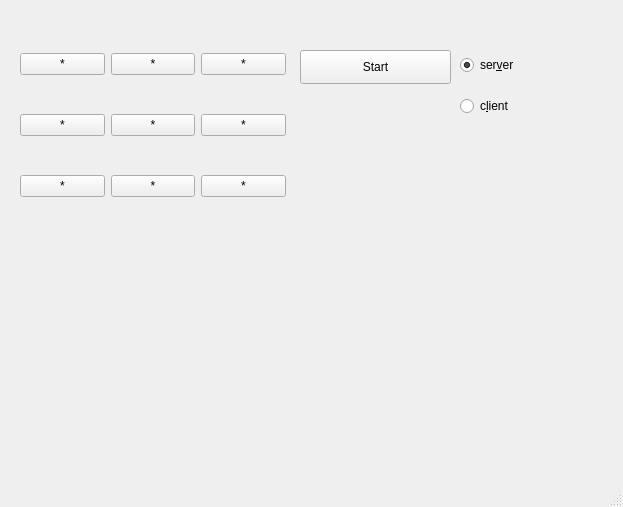
The window that tictactoe/mainwindow.ui (Vdimir/cpad-lab) describes before a commit, drawn with Qt 5.
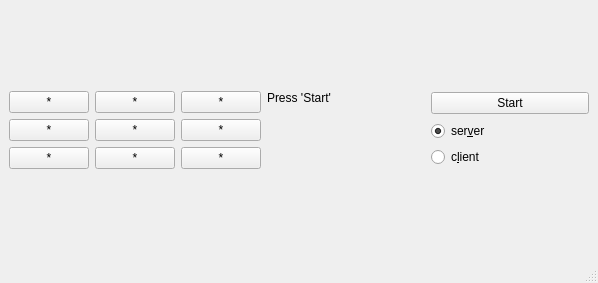
The same window after the commit.

```diff
--- a/tictactoe/mainwindow.ui
+++ b/tictactoe/mainwindow.ui
@@ -6,23 +6,18 @@
    <rect>
     <x>0</x>
     <y>0</y>
-    <width>623</width>
-    <height>507</height>
+    <width>598</width>
+    <height>283</height>
    </rect>
   </property>
   <property name="windowTitle">
    <string>MainWindow</string>
   </property>
   <widget class="QWidget" name="centralwidget">
-   <widget class="QWidget" name="gridLayoutWidget">
-    <property name="geometry">
-     <rect>
-      <x>20</x>
-      <y>20</y>
-      <width>266</width>
-      <height>211</height>
-     </rect>
-    </property>
+   <layout class="QGridLayout" name="gridLayout_2">
+    <item row="0" column="0">
+     <layout class="QHBoxLayout" name="horizontalLayout">
+      <item>
     <layout class="QGridLayout" name="gridLayout">
      <item row="0" column="0">
       <widget class="QPushButton" name="pushButton_10">
@@ -32,14 +27,7 @@
       </widget>
      </item>
      <item row="2" column="0">
-      <widget class="QPushButton" name="pushButton_3">
-       <property name="text">
-        <string>*</string>
-       </property>
-      </widget>
-     </item>
-     <item row="0" column="1">
-      <widget class="QPushButton" name="pushButton_4">
+         <widget class="QPushButton" name="fieldBtn6">
        <property name="text">
         <string>*</string>
        </property>
@@ -81,23 +69,44 @@
       </widget>
      </item>
      <item row="1" column="1">
-      <widget class="QPushButton" name="pushButton_5">
+         <widget class="QPushButton" name="fieldBtn4">
+          <property name="text">
+           <string>*</string>
+          </property>
+         </widget>
+        </item>
+        <item row="0" column="1">
+         <widget class="QPushButton" name="fieldBtn1">
        <property name="text">
         <string>*</string>
        </property>
       </widget>
      </item>
     </layout>
-   </widget>
-   <widget class="QWidget" name="verticalLayoutWidget">
-    <property name="geometry">
-     <rect>
-      <x>460</x>
-      <y>40</y>
-      <width>160</width>
-      <height>92</height>
-     </rect>
-    </property>
+      </item>
+      <item>
+       <widget class="QLabel" name="label">
+        <property name="text">
+         <string>Press 'Start'</string>
+        </property>
+        <property name="alignment">
+         <set>Qt::AlignLeading|Qt::AlignLeft|Qt::AlignTop</set>
+        </property>
+        <property name="wordWrap">
+         <bool>true</bool>
+        </property>
+       </widget>
+      </item>
+      <item>
+       <layout class="QVBoxLayout" name="verticalLayout_2">
+        <item>
+         <widget class="QPushButton" name="startServerBtn">
+          <property name="text">
+           <string>Start</string>
+          </property>
+         </widget>
+        </item>
+        <item>
     <layout class="QVBoxLayout" name="verticalLayout">
      <item>
       <widget class="QRadioButton" name="serverRadio">
@@ -120,20 +129,14 @@
       </widget>
      </item>
     </layout>
-   </widget>
-   <widget class="QPushButton" name="startServerBtn">
-    <property name="geometry">
-     <rect>
-      <x>300</x>
-      <y>50</y>
-      <width>151</width>
-      <height>34</height>
-     </rect>
-    </property>
-    <property name="text">
-     <string>Start</string>
-    </property>
-   </widget>
+        </item>
+       </layout>
+      </item>
+     </layout>
+    </item>
+   </layout>
+   <zorder>clientRadio</zorder>
+   <zorder>horizontalLayoutWidget</zorder>
   </widget>
   <widget class="QMenuBar" name="menubar">
    <property name="geometry">
```
Left out of the diff: 14 changed lines with no effect on the pictures. Lines whose indentation alone changed are shown as unchanged.
